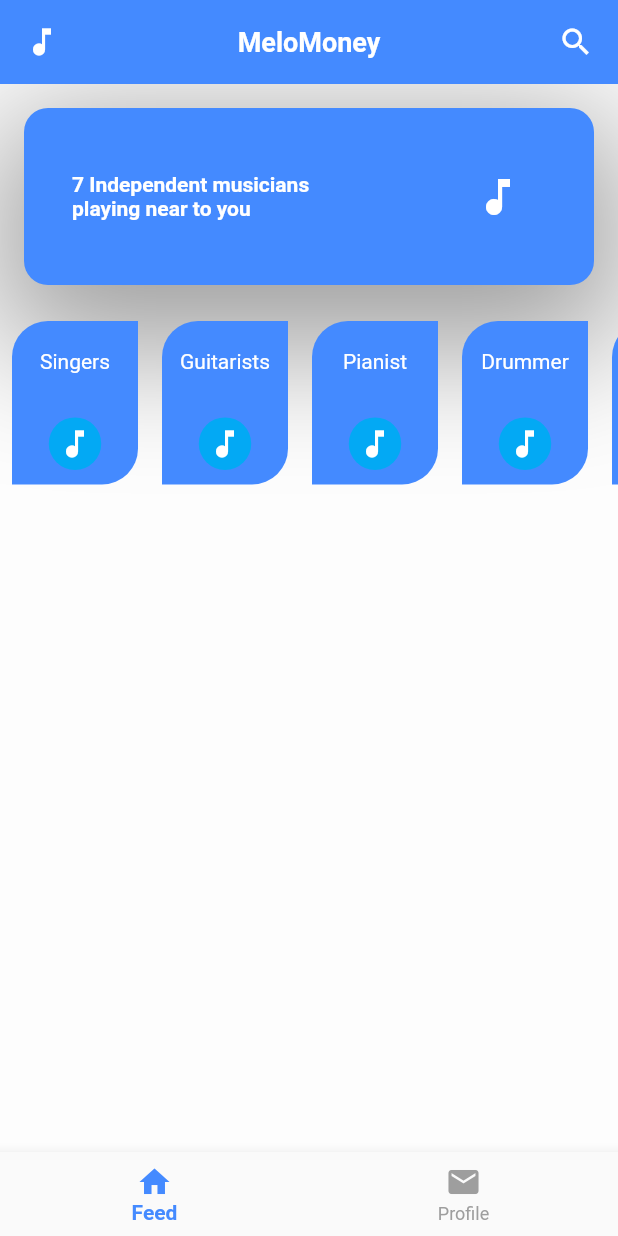
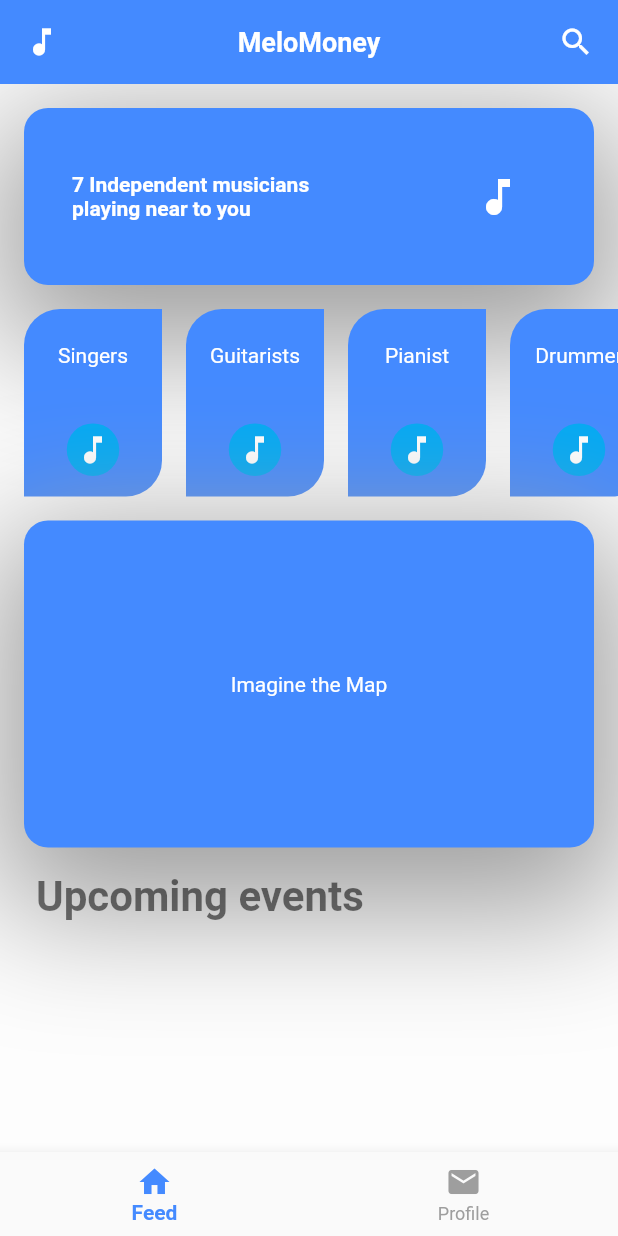
Before and after one commit to MeloMoney/TipTopMobile, a Flutter app: the screen it shows after launch, on a phone screen of 412 x 824 dp. Run offline on Flutter 3.47's test engine with Material 2 defaults, Android fonts, the phone set to English and light mode, and no system bars.

Commit message:
pseudo map & upcoming events

```diff
--- a/lib/screens/adapters/viewholders/NearEventListItem.dart
+++ b/lib/screens/adapters/viewholders/NearEventListItem.dart
@@ -17,8 +17,9 @@ class _NearEventListItemState extends State<NearEventListItem> {
   Widget build(BuildContext context) {
     return new Container(
       width: 100,
+      margin: EdgeInsets.fromLTRB(8, 0, 0, 0),
       child: Container(
-          margin: EdgeInsets.all(8.0),
+        margin: EdgeInsets.fromLTRB(8, 0, 0, 0),
         decoration: new BoxDecoration(
           color: Colors.blueAccent,
           borderRadius: new BorderRadius.only(
@@ -26,7 +27,8 @@ class _NearEventListItemState extends State<NearEventListItem> {
             topRight: const Radius.circular(0.0),
             bottomLeft: const Radius.circular(0.0),
             bottomRight: const Radius.circular(24.0)
-              )),
+            )
+        ),
         child: Column(
           mainAxisAlignment: MainAxisAlignment.spaceBetween,
           mainAxisSize: MainAxisSize.max,
@@ -52,6 +54,7 @@ class _NearEventListItemState extends State<NearEventListItem> {
             )
           ],
         ),
-        ));
+      ),
+    );
   }
 }
--- a/lib/screens/feed/FeedPage.dart
+++ b/lib/screens/feed/FeedPage.dart
@@ -13,7 +13,6 @@ class _FeedPageState extends State<FeedPage> {
   @override
   Widget build(BuildContext context) {
     return Scaffold(
-
       appBar: AppBar(
         backgroundColor: Colors.blueAccent,
         elevation: 0,
@@ -42,13 +41,21 @@ class _FeedPageState extends State<FeedPage> {
               /**
                * Horizontal List of Styles
                */
+              getEventsList(),
+              /**
+               * Discover your location
+               */
+              getDiscoverBanner(),
+
               Container(
-                height: 125.0,
-                child: CustomScrollView(
-                  scrollDirection: Axis.horizontal,
-                  slivers: <Widget>[
-                    getSliverNearEventsList(NearEvent.mockNearEventsData)
-                  ],
+                alignment: Alignment.centerLeft,
+                margin: EdgeInsets.only(left: 24),
+                child: Text("Upcoming events",
+                    style: TextStyle(
+                        color: Colors.black54,
+                        fontWeight: FontWeight.bold,
+                        fontSize: 28
+                    )
                 ),
               )
             ]
@@ -107,18 +114,21 @@ Widget getBannerPlain() {
                       )
                     ]
                 ),
-//                          Container(
-//                            padding: EdgeInsets.fromLTRB(0, 0, 0, 4),
-//                            child: Center(
-//                              child: Text(
-//                                "this data generated depends on nearest location",
-//                                style: TextStyle(color: Colors.white, fontSize: 12),
-//                              ),
-//                            ),
-//                          )
               ],
             )
         )
+    ),
+  );
+}
+
+Widget getEventsList() {
+  return Container(
+    height: 125.0,
+    child: CustomScrollView(
+      scrollDirection: Axis.horizontal,
+      slivers: <Widget>[
+        getSliverNearEventsList(NearEvent.mockNearEventsData)
+      ],
     ),
   );
 }
@@ -135,3 +145,36 @@ Widget getSliverNearEventsList(List<NearEvent> events) {
     delegate: SliverChildListDelegate(listOfSlivers),
   );
 }
+
+Widget getDiscoverBanner() {
+  return Container(
+    height: 250.0,
+    decoration: BoxDecoration(
+      boxShadow: [
+        BoxShadow(
+          color: Colors.grey,
+          blurRadius: 75.0, // soften the shadow
+          spreadRadius: 1, //extend the shadow
+          offset: Offset(
+            0.0, // Move to right 10  horizontally
+            25.0, // Move to bottom 5 Vertically
+          ),
+        )
+      ],
+    ),
+    child: new Container(
+        margin: EdgeInsets.all(16.0),
+        decoration: new BoxDecoration(
+            color: Colors.blueAccent,
+            borderRadius: new BorderRadius.all(
+                const Radius.circular(16.0)
+            )
+        ),
+        child: Container(
+            child: Center(
+              child: Text("Imagine the Map", style: TextStyle(color: Colors.white),),
+            )
+        )
+    ),
+  );
+}
```
Lines whose indentation alone changed are shown as unchanged.
